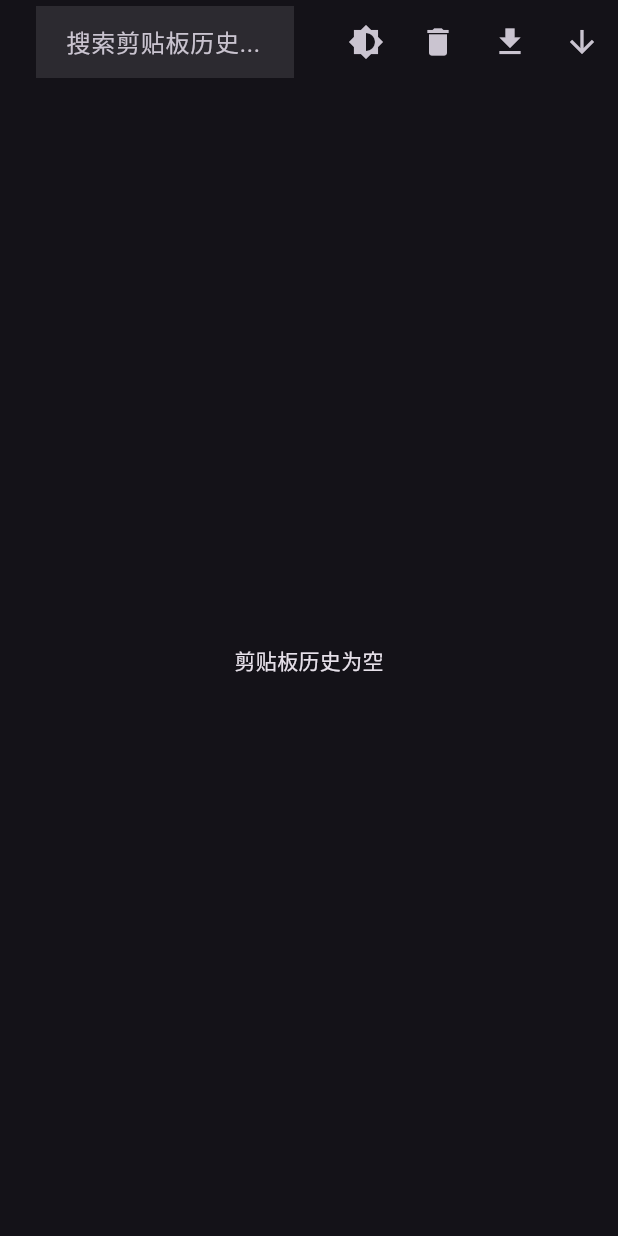
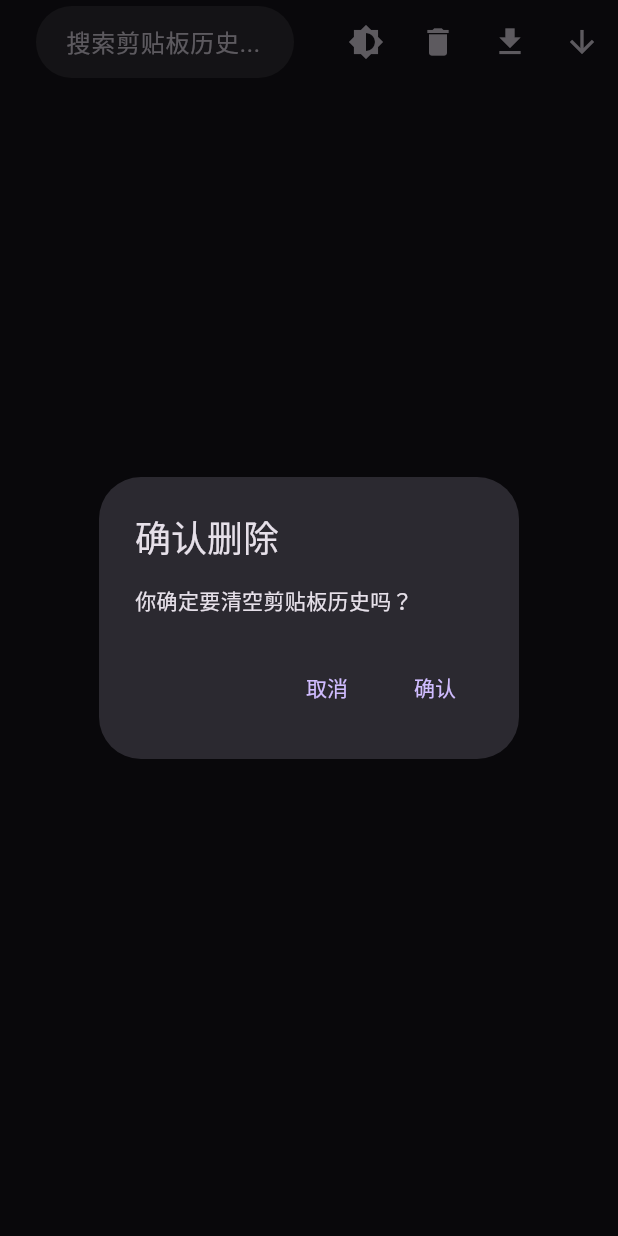
Before and after one commit to whysiki/myclipboard, a Flutter app: the screen it shows after launch, after a tap on the "delete" icon, on a phone screen of 412 x 824 dp. Run offline on Flutter 3.47's test engine with Material 3 defaults, Android fonts, the phone set to English and light mode, and no system bars; our stand-ins replace expandable_text, file_picker, open_file, shared_preferences.

Commit message:
save and open, theme optimization

```diff
--- a/lib/app.dart
+++ b/lib/app.dart
@@ -5,14 +5,16 @@ import 'clipboard_manager.dart';
 import 'package:expandable_text/expandable_text.dart';
 
 class ClipboardApp extends StatefulWidget {
-  const ClipboardApp({super.key});
+  final ValueNotifier<ThemeMode> themeNotifier;
+
+  //required 关键字表示这个参数是必需的，调用构造函数时必须提供这个参数。
+
+  const ClipboardApp({super.key, required this.themeNotifier});
 
   @override
   ClipboardAppState createState() => ClipboardAppState();
 }
 
-//extends State<ClipboardApp> 表示 ClipboardAppState 类继承自 State<ClipboardApp> 类，
-//State 是 Flutter 中用于管理 Widget 状态的基类。
 class ClipboardAppState extends State<ClipboardApp> {
   List<Map<String, dynamic>> clipboardHistory = [];
   late SharedPreferences prefs;
@@ -25,8 +27,7 @@ class ClipboardAppState extends State<ClipboardApp> {
   @override
   void initState() {
     super.initState();
-    //setState 方法用于通知 Flutter 框架更新 Widget 状态。
-    clipboardManager = ClipboardManager(this, setState);
+    clipboardManager = ClipboardManager(this, setState, widget.themeNotifier);
     clipboardManager.loadPreferences();
     clipboardManager.loadClipboardHistory();
     clipboardManager.startClipboardMonitor();
@@ -47,11 +48,7 @@ class ClipboardAppState extends State<ClipboardApp> {
           ? b['timestamp'].compareTo(a['timestamp'])
           : a['timestamp'].compareTo(b['timestamp']));
 
-    return MaterialApp(
-      theme: ThemeData.light(),
-      darkTheme: ThemeData.dark(),
-      themeMode: isDarkMode ? ThemeMode.dark : ThemeMode.light,
-      home: Scaffold(
+    return Scaffold(
       appBar: AppBar(
         title: Padding(
           padding: const EdgeInsets.symmetric(horizontal: 8.0),
@@ -60,8 +57,20 @@ class ClipboardAppState extends State<ClipboardApp> {
               hintText: '搜索剪贴板历史...',
               border: InputBorder.none,
               filled: true,
-                fillColor: Colors.white.withOpacity(0.1),
+              // fillColor:
+              // const Color.fromARGB(255, 172, 172, 172).withOpacity(0.1),
+              fillColor: Theme.of(context).brightness == Brightness.dark
+                  ? Colors.white.withOpacity(0.1)
+                  : Colors.black.withOpacity(0.1), // 根据主题模式设置背景颜色
               contentPadding: const EdgeInsets.symmetric(horizontal: 16.0),
+              enabledBorder: OutlineInputBorder(
+                borderRadius: BorderRadius.circular(30.0), // 设置圆角边框
+                borderSide: BorderSide.none,
+              ),
+              focusedBorder: OutlineInputBorder(
+                borderRadius: BorderRadius.circular(30.0), // 设置圆角边框
+                borderSide: BorderSide.none,
+              ),
             ),
             onChanged: (value) {
               setState(() {
@@ -77,15 +86,15 @@ class ClipboardAppState extends State<ClipboardApp> {
           ),
           IconButton(
             icon: const Icon(Icons.delete),
-              onPressed: clipboardManager.clearClipboardHistory,
+            onPressed: () => _showDeleteConfirmationDialog(context),
           ),
           IconButton(
             icon: const Icon(Icons.download),
             onPressed: clipboardManager.exportClipboardHistory,
           ),
           IconButton(
-              icon: Icon(
-                  isDescending ? Icons.arrow_downward : Icons.arrow_upward),
+            icon:
+                Icon(isDescending ? Icons.arrow_downward : Icons.arrow_upward),
             onPressed: clipboardManager.toggleSortOrder,
           ),
         ],
@@ -100,7 +109,6 @@ class ClipboardAppState extends State<ClipboardApp> {
                   return Card(
                     margin: const EdgeInsets.symmetric(vertical: 4.0),
                     child: ListTile(
-                        // title: Text(filteredHistory[index]['text']),
                       title: ExpandableText(
                         filteredHistory[index]['text'],
                         expandText: '展开',
@@ -119,7 +127,33 @@ class ClipboardAppState extends State<ClipboardApp> {
                 },
               ),
       ),
+    );
+  }
+
+  void _showDeleteConfirmationDialog(BuildContext context) {
+    showDialog(
+      context: context,
+      builder: (BuildContext context) {
+        return AlertDialog(
+          title: const Text('确认删除'),
+          content: const Text('你确定要清空剪贴板历史吗？'),
+          actions: <Widget>[
+            TextButton(
+              child: const Text('取消'),
+              onPressed: () {
+                Navigator.of(context).pop();
+              },
             ),
+            TextButton(
+              child: const Text('确认'),
+              onPressed: () {
+                clipboardManager.clearClipboardHistory();
+                Navigator.of(context).pop();
+              },
+            ),
+          ],
+        );
+      },
     );
   }
 }
--- a/lib/main.dart
+++ b/lib/main.dart
@@ -2,5 +2,28 @@ import 'package:flutter/material.dart';
 import 'app.dart';
 
 void main() {
-  runApp(const ClipboardApp());
+  runApp(MyApp());
 }
+
+class MyApp extends StatelessWidget {
+  final ValueNotifier<ThemeMode> themeNotifier =
+      ValueNotifier(ThemeMode.system);
+
+  MyApp({super.key});
+
+  @override
+  Widget build(BuildContext context) {
+    return ValueListenableBuilder<ThemeMode>(
+      valueListenable: themeNotifier,
+      builder: (_, ThemeMode currentMode, __) {
+        return MaterialApp(
+          title: 'My Clipboard App',
+          theme: ThemeData.light(),
+          darkTheme: ThemeData.dark(),
+          themeMode: currentMode,
+          home: ClipboardApp(themeNotifier: themeNotifier),
+        );
+      },
+    );
+  }
+}
--- a/pubspec.yaml
+++ b/pubspec.yaml
@@ -18,6 +18,8 @@ dependencies:
   # clipboard_watcher: ^0.2.1
   file_picker: ^5.0.0
   expandable_text: ^2.3.0
+  intl: ^0.17.0
+  open_file: ^3.2.1
 
   # clipboard_listener: ^2.0.0
   # clipboard_watcher: ^0.2.0
```
Also changed, not shown: lib/clipboard_manager.dart (+38 -10 lines), pubspec.lock, 3 other files. Lines whose indentation alone changed are shown as unchanged.
